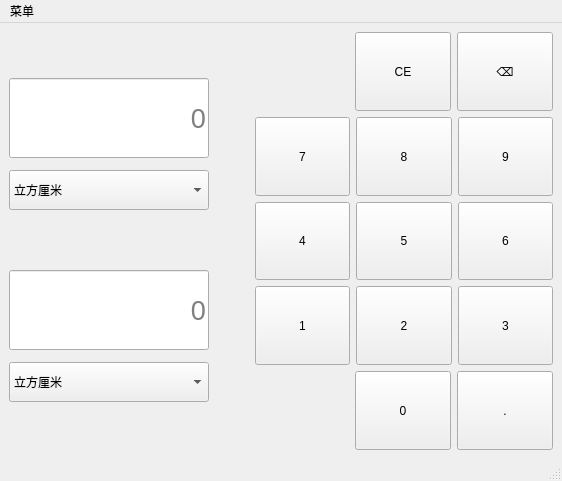
Before: the Qt Designer form Calculator/capacity.ui in HarveyLoradom/Code, drawn with Qt 5.
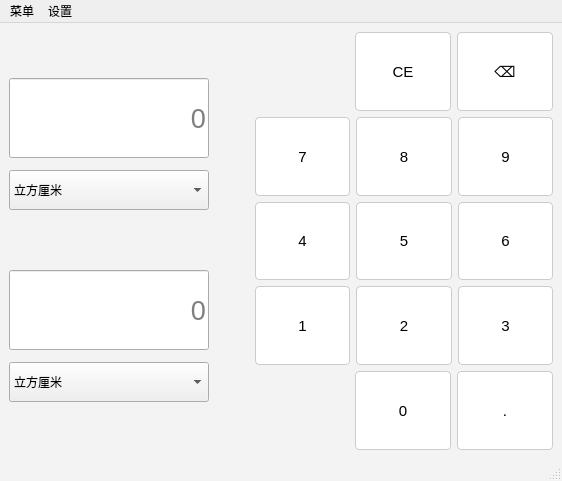
After: the same form once the commit is applied. Icons and pictures are not drawn. Custom widgets are drawn as their Qt base class.

Patch:
```diff
--- a/Calculator/capacity.ui
+++ b/Calculator/capacity.ui
@@ -31,6 +31,19 @@
   <property name="windowTitle">
    <string>计算器</string>
   </property>
+  <property name="styleSheet">
+   <string notr="true"> QMainWindow {
+ background-color: #F3F3F3;
+ color: black; }
+ QPushButton {
+ background-color: #FFFFFF; 
+color: black; 
+font-size:15px;
+border: 1px solid #ccc;
+ border-radius: 4px; }
+ QPushButton:hover { 
+background-color: #F3F3F3; }</string>
+  </property>
   <widget class="QWidget" name="centralwidget">
    <layout class="QGridLayout" name="gridLayout">
     <item row="0" column="0">
@@ -613,7 +626,18 @@
     <addaction name="Currency"/>
     <addaction name="capacity"/>
    </widget>
+   <widget class="QMenu" name="menu_2">
+    <property name="title">
+     <string>设置</string>
+    </property>
+    <addaction name="Theme"/>
+    <addaction name="Font"/>
+    <addaction name="Background"/>
+    <addaction name="FontColor"/>
+    <addaction name="FontBackgroundColor"/>
+   </widget>
    <addaction name="menu"/>
+   <addaction name="menu_2"/>
   </widget>
   <widget class="QStatusBar" name="statusbar"/>
   <action name="Standard">
```
Left out of the diff: 72 changed lines with no effect on the pictures.
